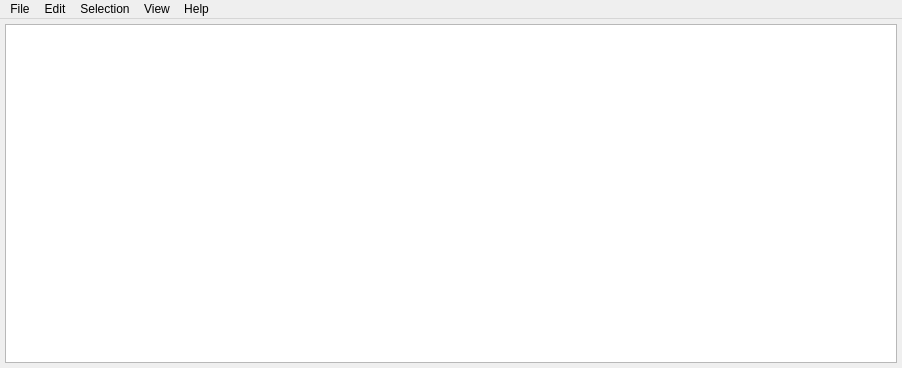
The window that src/csapex/ui/csapex_window.ui (cogsys-tuebingen/csapex) describes before a commit, drawn with Qt 5.
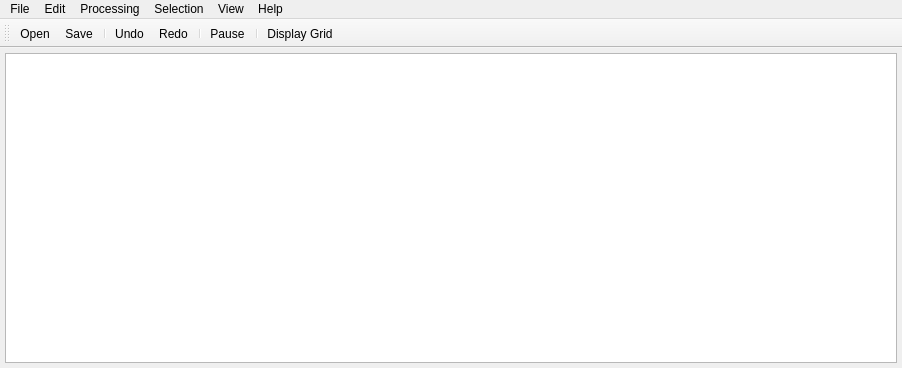
The same window after the commit. Icons and pictures are not drawn.

Commit message: added pause and toolbar

What changed in the file:
```diff
--- a/src/csapex/ui/csapex_window.ui
+++ b/src/csapex/ui/csapex_window.ui
@@ -101,12 +101,39 @@
     <addaction name="separator"/>
     <addaction name="actionAbout_CS_APEX"/>
    </widget>
+   <widget class="QMenu" name="menuProcessing">
+    <property name="title">
+     <string>Processing</string>
+    </property>
+    <addaction name="actionPause"/>
+   </widget>
    <addaction name="menuFile"/>
    <addaction name="menuEdit"/>
+   <addaction name="menuProcessing"/>
    <addaction name="menuSelection"/>
    <addaction name="menuView"/>
    <addaction name="menuHelp"/>
   </widget>
+  <widget class="QToolBar" name="toolBar">
+   <property name="windowTitle">
+    <string>toolBar</string>
+   </property>
+   <attribute name="toolBarArea">
+    <enum>TopToolBarArea</enum>
+   </attribute>
+   <attribute name="toolBarBreak">
+    <bool>true</bool>
+   </attribute>
+   <addaction name="actionLoad"/>
+   <addaction name="actionSave"/>
+   <addaction name="separator"/>
+   <addaction name="actionUndo"/>
+   <addaction name="actionRedo"/>
+   <addaction name="separator"/>
+   <addaction name="actionPause"/>
+   <addaction name="separator"/>
+   <addaction name="actionGrid"/>
+  </widget>
   <action name="actionSave">
    <property name="text">
     <string>Save</string>
@@ -221,6 +248,25 @@
     <enum>Qt::ApplicationShortcut</enum>
    </property>
   </action>
+  <action name="actionPause">
+   <property name="checkable">
+    <bool>true</bool>
+   </property>
+   <property name="icon">
+    <iconset resource="../res/csapex_resources.qrc">
+     <normaloff>:/pause.png</normaloff>
+     <normalon>:/play.png</normalon>:/pause.png</iconset>
+   </property>
+   <property name="text">
+    <string>Pause</string>
+   </property>
+   <property name="shortcut">
+    <string>Alt+P</string>
+   </property>
+   <property name="shortcutContext">
+    <enum>Qt::ApplicationShortcut</enum>
+   </property>
+  </action>
  </widget>
  <resources>
   <include location="../res/csapex_resources.qrc"/>
```
Left out of the diff: 20 changed lines with no effect on the pictures. The commit also changes 13 other files.
